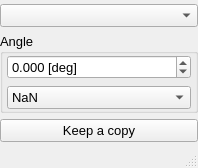
First picture: the form in UIs/nOpenCL.ui, repository NeutrinoToolkit/Neutrino, before the edit.
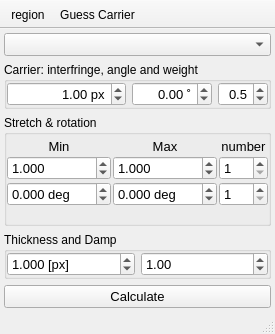
Second picture: the form after the edit. Icons and pictures are not drawn.

Diff of the .ui file:
```diff
--- a/UIs/nOpenCL.ui
+++ b/UIs/nOpenCL.ui
@@ -6,8 +6,8 @@
    <rect>
     <x>0</x>
     <y>0</y>
-    <width>198</width>
-    <height>168</height>
+    <width>263</width>
+    <height>324</height>
    </rect>
   </property>
   <property name="windowTitle">
@@ -23,105 +23,20 @@
    <bool>true</bool>
   </property>
   <widget class="QWidget" name="centralwidget">
-   <layout class="QGridLayout" name="gridLayout_3">
+   <layout class="QVBoxLayout" name="verticalLayout">
     <property name="leftMargin">
-     <number>0</number>
+     <number>4</number>
     </property>
     <property name="topMargin">
      <number>4</number>
     </property>
     <property name="rightMargin">
-     <number>0</number>
+     <number>4</number>
     </property>
     <property name="bottomMargin">
      <number>4</number>
     </property>
-    <item row="4" column="0">
-     <widget class="QGroupBox" name="groupBox_2">
-      <property name="font">
-       <font>
-        <pointsize>10</pointsize>
-       </font>
-      </property>
-      <property name="title">
-       <string>Angle</string>
-      </property>
-      <layout class="QGridLayout" name="gridLayout_2">
-       <property name="leftMargin">
-        <number>4</number>
-       </property>
-       <property name="topMargin">
-        <number>0</number>
-       </property>
-       <property name="rightMargin">
-        <number>4</number>
-       </property>
-       <property name="bottomMargin">
-        <number>0</number>
-       </property>
-       <item row="0" column="0">
-        <widget class="QDoubleSpinBox" name="valueAngle">
-         <property name="font">
-          <font>
-           <pointsize>10</pointsize>
-          </font>
-         </property>
-         <property name="suffix">
-          <string> [deg]</string>
-         </property>
-         <property name="decimals">
-          <number>3</number>
-         </property>
-         <property name="minimum">
-          <double>-180.000000000000000</double>
-         </property>
-         <property name="maximum">
-          <double>180.000000000000000</double>
-         </property>
-         <property name="singleStep">
-          <double>1.000000000000000</double>
-         </property>
-         <property name="neutrinoSave" stdset="0">
-          <bool>true</bool>
-         </property>
-        </widget>
-       </item>
-       <item row="1" column="0">
-        <widget class="QComboBox" name="defaultValue">
-         <property name="neutrinoSave" stdset="0">
-          <bool>true</bool>
-         </property>
-         <item>
-          <property name="text">
-           <string>NaN</string>
-          </property>
-         </item>
-         <item>
-          <property name="text">
-           <string>Min</string>
-          </property>
-         </item>
-         <item>
-          <property name="text">
-           <string>Max</string>
-          </property>
-         </item>
-         <item>
-          <property name="text">
-           <string>Mean</string>
-          </property>
-         </item>
-         <item>
-          <property name="text">
-           <string>0</string>
-          </property>
-         </item>
-        </widget>
-       </item>
-      </layout>
-     </widget>
-    </item>
-    <item row="3" column="0">
+    <item>
      <widget class="QComboBox" name="image">
       <property name="font">
        <font>
@@ -133,7 +48,448 @@
       </property>
      </widget>
     </item>
-    <item row="5" column="0">
+    <item>
+     <widget class="QGroupBox" name="carrierBox">
+      <property name="title">
+       <string>Carrier: interfringe, angle and weight</string>
+      </property>
+      <layout class="QGridLayout" name="gridLayout_3" columnstretch="1,0,0">
+       <property name="leftMargin">
+        <number>0</number>
+       </property>
+       <property name="topMargin">
+        <number>0</number>
+       </property>
+       <property name="rightMargin">
+        <number>0</number>
+       </property>
+       <property name="bottomMargin">
+        <number>0</number>
+       </property>
+       <item row="0" column="0">
+        <widget class="QDoubleSpinBox" name="interfringeCarrier">
+         <property name="font">
+          <font>
+           <pointsize>10</pointsize>
+          </font>
+         </property>
+         <property name="alignment">
+          <set>Qt::AlignRight|Qt::AlignTrailing|Qt::AlignVCenter</set>
+         </property>
+         <property name="suffix">
+          <string> px</string>
+         </property>
+         <property name="decimals">
+          <number>2</number>
+         </property>
+         <property name="minimum">
+          <double>-9999.000000000000000</double>
+         </property>
+         <property name="maximum">
+          <double>9999.000000000000000</double>
+         </property>
+         <property name="singleStep">
+          <double>0.100000000000000</double>
+         </property>
+         <property name="value">
+          <double>1.000000000000000</double>
+         </property>
+         <property name="neutrinoSave" stdset="0">
+          <bool>true</bool>
+         </property>
+        </widget>
+       </item>
+       <item row="0" column="2">
+        <widget class="QDoubleSpinBox" name="weightCarrier">
+         <property name="font">
+          <font>
+           <pointsize>10</pointsize>
+          </font>
+         </property>
+         <property name="toolTip">
+          <string>Frequency weight (&lt;0 for lower freq; &gt;0 for higher freq)</string>
+         </property>
+         <property name="alignment">
+          <set>Qt::AlignRight|Qt::AlignTrailing|Qt::AlignVCenter</set>
+         </property>
+         <property name="decimals">
+          <number>1</number>
+         </property>
+         <property name="minimum">
+          <double>-9.900000000000000</double>
+         </property>
+         <property name="maximum">
+          <double>9.900000000000000</double>
+         </property>
+         <property name="singleStep">
+          <double>0.100000000000000</double>
+         </property>
+         <property name="value">
+          <double>0.500000000000000</double>
+         </property>
+         <property name="neutrinoSave" stdset="0">
+          <bool>true</bool>
+         </property>
+        </widget>
+       </item>
+       <item row="0" column="1">
+        <widget class="QDoubleSpinBox" name="angleCarrier">
+         <property name="font">
+          <font>
+           <pointsize>10</pointsize>
+          </font>
+         </property>
+         <property name="alignment">
+          <set>Qt::AlignRight|Qt::AlignTrailing|Qt::AlignVCenter</set>
+         </property>
+         <property name="suffix">
+          <string> ˚</string>
+         </property>
+         <property name="decimals">
+          <number>2</number>
+         </property>
+         <property name="minimum">
+          <double>-360.000000000000000</double>
+         </property>
+         <property name="maximum">
+          <double>360.000000000000000</double>
+         </property>
+         <property name="singleStep">
+          <double>0.100000000000000</double>
+         </property>
+         <property name="neutrinoSave" stdset="0">
+          <bool>true</bool>
+         </property>
+        </widget>
+       </item>
+      </layout>
+     </widget>
+    </item>
+    <item>
+     <widget class="QGroupBox" name="groupBox_8">
+      <property name="title">
+       <string>Stretch &amp;&amp; rotation</string>
+      </property>
+      <layout class="QGridLayout" name="gridLayout_7" rowstretch="0,0,0,0" columnstretch="1,1,0">
+       <property name="leftMargin">
+        <number>0</number>
+       </property>
+       <property name="topMargin">
+        <number>4</number>
+       </property>
+       <property name="rightMargin">
+        <number>0</number>
+       </property>
+       <property name="bottomMargin">
+        <number>0</number>
+       </property>
+       <property name="spacing">
+        <number>2</number>
+       </property>
+       <item row="0" column="0">
+        <widget class="QLabel" name="label">
+         <property name="font">
+          <font>
+           <pointsize>10</pointsize>
+          </font>
+         </property>
+         <property name="text">
+          <string>Min</string>
+         </property>
+         <property name="alignment">
+          <set>Qt::AlignBottom|Qt::AlignHCenter</set>
+         </property>
+        </widget>
+       </item>
+       <item row="1" column="0">
+        <widget class="QDoubleSpinBox" name="minStretch">
+         <property name="font">
+          <font>
+           <pointsize>10</pointsize>
+          </font>
+         </property>
+         <property name="decimals">
+          <number>3</number>
+         </property>
+         <property name="minimum">
+          <double>0.000000000000000</double>
+         </property>
+         <property name="maximum">
+          <double>9999.000000000000000</double>
+         </property>
+         <property name="singleStep">
+          <double>0.100000000000000</double>
+         </property>
+         <property name="value">
+          <double>1.000000000000000</double>
+         </property>
+         <property name="neutrinoSave" stdset="0">
+          <bool>true</bool>
+         </property>
+        </widget>
+       </item>
+       <item row="0" column="1">
+        <widget class="QLabel" name="label_2">
+         <property name="font">
+          <font>
+           <pointsize>10</pointsize>
+          </font>
+         </property>
+         <property name="text">
+          <string>Max</string>
+         </property>
+         <property name="alignment">
+          <set>Qt::AlignBottom|Qt::AlignHCenter</set>
+         </property>
+        </widget>
+       </item>
+       <item row="1" column="1">
+        <widget class="QDoubleSpinBox" name="maxStretch">
+         <property name="font">
+          <font>
+           <pointsize>10</pointsize>
+          </font>
+         </property>
+         <property name="decimals">
+          <number>3</number>
+         </property>
+         <property name="minimum">
+          <double>0.000000000000000</double>
+         </property>
+         <property name="maximum">
+          <double>9999.000000000000000</double>
+         </property>
+         <property name="singleStep">
+          <double>0.100000000000000</double>
+         </property>
+         <property name="value">
+          <double>1.000000000000000</double>
+         </property>
+         <property name="neutrinoSave" stdset="0">
+          <bool>true</bool>
+         </property>
+        </widget>
+       </item>
+       <item row="0" column="2">
+        <widget class="QLabel" name="label_3">
+         <property name="font">
+          <font>
+           <pointsize>10</pointsize>
+          </font>
+         </property>
+         <property name="text">
+          <string>number</string>
+         </property>
+         <property name="alignment">
+          <set>Qt::AlignBottom|Qt::AlignHCenter</set>
+         </property>
+        </widget>
+       </item>
+       <item row="1" column="2">
+        <widget class="QSpinBox" name="numStretch">
+         <property name="font">
+          <font>
+           <pointsize>10</pointsize>
+          </font>
+         </property>
+         <property name="minimum">
+          <number>1</number>
+         </property>
+         <property name="maximum">
+          <number>255</number>
+         </property>
+         <property name="value">
+          <number>1</number>
+         </property>
+         <property name="neutrinoSave" stdset="0">
+          <bool>true</bool>
+         </property>
+        </widget>
+       </item>
+       <item row="2" column="0">
+        <widget class="QDoubleSpinBox" name="minAngle">
+         <property name="font">
+          <font>
+           <pointsize>10</pointsize>
+          </font>
+         </property>
+         <property name="suffix">
+          <string> deg</string>
+         </property>
+         <property name="decimals">
+          <number>3</number>
+         </property>
+         <property name="minimum">
+          <double>-360.000000000000000</double>
+         </property>
+         <property name="maximum">
+          <double>360.000000000000000</double>
+         </property>
+         <property name="neutrinoSave" stdset="0">
+          <bool>true</bool>
+         </property>
+        </widget>
+       </item>
+       <item row="2" column="1">
+        <widget class="QDoubleSpinBox" name="maxAngle">
+         <property name="font">
+          <font>
+           <pointsize>10</pointsize>
+          </font>
+         </property>
+         <property name="suffix">
+          <string> deg</string>
+         </property>
+         <property name="decimals">
+          <number>3</number>
+         </property>
+         <property name="minimum">
+          <double>-360.000000000000000</double>
+         </property>
+         <property name="maximum">
+          <double>360.000000000000000</double>
+         </property>
+         <property name="neutrinoSave" stdset="0">
+          <bool>true</bool>
+         </property>
+        </widget>
+       </item>
+       <item row="2" column="2">
+        <widget class="QSpinBox" name="numAngle">
+         <property name="font">
+          <font>
+           <pointsize>10</pointsize>
+          </font>
+         </property>
+         <property name="minimum">
+          <number>1</number>
+         </property>
+         <property name="maximum">
+          <number>255</number>
+         </property>
+         <property name="value">
+          <number>1</number>
+         </property>
+         <property name="neutrinoSave" stdset="0">
+          <bool>true</bool>
+         </property>
+        </widget>
+       </item>
+       <item row="3" column="0" colspan="3">
+        <widget class="QWidget" name="widget" native="true">
+         <layout class="QGridLayout" name="gridLayout_11" columnstretch="0,0">
+          <property name="leftMargin">
+           <number>0</number>
+          </property>
+          <property name="topMargin">
+           <number>0</number>
+          </property>
+          <property name="rightMargin">
+           <number>0</number>
+          </property>
+          <property name="bottomMargin">
+           <number>0</number>
+          </property>
+          <item row="0" column="1">
+           <widget class="QLabel" name="angleCarrierLabel">
+            <property name="font">
+             <font>
+              <pointsize>10</pointsize>
+             </font>
+            </property>
+            <property name="text">
+             <string/>
+            </property>
+           </widget>
+          </item>
+          <item row="0" column="0">
+           <widget class="QLabel" name="widthCarrierLabel">
+            <property name="font">
+             <font>
+              <pointsize>10</pointsize>
+             </font>
+            </property>
+            <property name="text">
+             <string/>
+            </property>
+            <property name="alignment">
+             <set>Qt::AlignRight|Qt::AlignTrailing|Qt::AlignVCenter</set>
+            </property>
+           </widget>
+          </item>
+         </layout>
+        </widget>
+       </item>
+      </layout>
+     </widget>
+    </item>
+    <item>
+     <widget class="QGroupBox" name="groupBox">
+      <property name="title">
+       <string>Thickness and Damp</string>
+      </property>
+      <layout class="QGridLayout" name="gridLayout">
+       <property name="leftMargin">
+        <number>0</number>
+       </property>
+       <property name="topMargin">
+        <number>0</number>
+       </property>
+       <property name="rightMargin">
+        <number>0</number>
+       </property>
+       <property name="bottomMargin">
+        <number>0</number>
+       </property>
+       <item row="0" column="0">
+        <widget class="QDoubleSpinBox" name="thickness">
+         <property name="font">
+          <font>
+           <pointsize>10</pointsize>
+          </font>
+         </property>
+         <property name="suffix">
+          <string> [px]</string>
+         </property>
+         <property name="decimals">
+          <number>3</number>
+         </property>
+         <property name="minimum">
+          <double>0.000000000000000</double>
+         </property>
+         <property name="maximum">
+          <double>999.990000000000009</double>
+         </property>
+         <property name="value">
+          <double>1.000000000000000</double>
+         </property>
+         <property name="neutrinoSave" stdset="0">
+          <bool>true</bool>
+         </property>
+        </widget>
+       </item>
+       <item row="0" column="1">
+        <widget class="QDoubleSpinBox" name="damp">
+         <property name="font">
+          <font>
+           <pointsize>10</pointsize>
+          </font>
+         </property>
+         <property name="singleStep">
+          <double>0.100000000000000</double>
+         </property>
+         <property name="value">
+          <double>1.000000000000000</double>
+         </property>
+         <property name="neutrinoSave" stdset="0">
+          <bool>true</bool>
+         </property>
+        </widget>
+       </item>
+      </layout>
+     </widget>
+    </item>
+    <item>
      <widget class="QPushButton" name="doIt">
       <property name="font">
        <font>
@@ -141,7 +497,7 @@
        </font>
       </property>
       <property name="text">
-       <string>Keep a copy</string>
+       <string>Calculate</string>
       </property>
      </widget>
     </item>
@@ -154,6 +510,43 @@
     </font>
    </property>
   </widget>
+  <widget class="QToolBar" name="toolBar">
+   <property name="windowTitle">
+    <string>toolBar</string>
+   </property>
+   <property name="movable">
+    <bool>false</bool>
+   </property>
+   <property name="floatable">
+    <bool>false</bool>
+   </property>
+   <attribute name="toolBarArea">
+    <enum>TopToolBarArea</enum>
+   </attribute>
+   <attribute name="toolBarBreak">
+    <bool>false</bool>
+   </attribute>
+   <addaction name="actionRegion"/>
+   <addaction name="actionGuess_Carrier"/>
+  </widget>
+  <action name="actionGuess_Carrier">
+   <property name="icon">
+    <iconset resource="../resources/icons/icons.qrc">
+     <normaloff>:/icons/refresh2.png</normaloff>:/icons/refresh2.png</iconset>
+   </property>
+   <property name="text">
+    <string>Guess Carrier</string>
+   </property>
+  </action>
+  <action name="actionRegion">
+   <property name="icon">
+    <iconset resource="../resources/icons/icons.qrc">
+     <normaloff>:/icons/rect.png</normaloff>:/icons/rect.png</iconset>
+   </property>
+   <property name="text">
+    <string>region</string>
+   </property>
+  </action>
  </widget>
  <resources/>
  <connections/>
```
Left out of the diff: 8 changed lines with no effect on the pictures.
